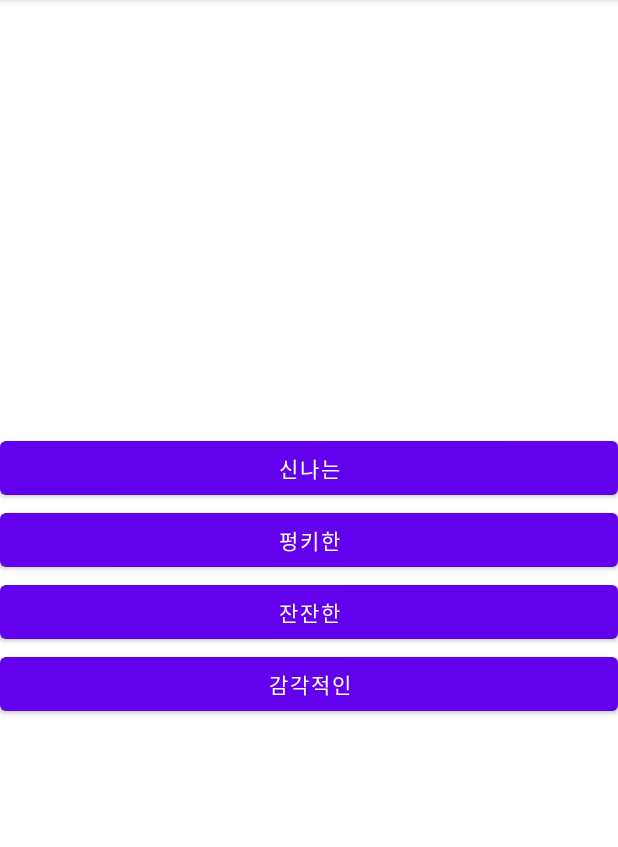
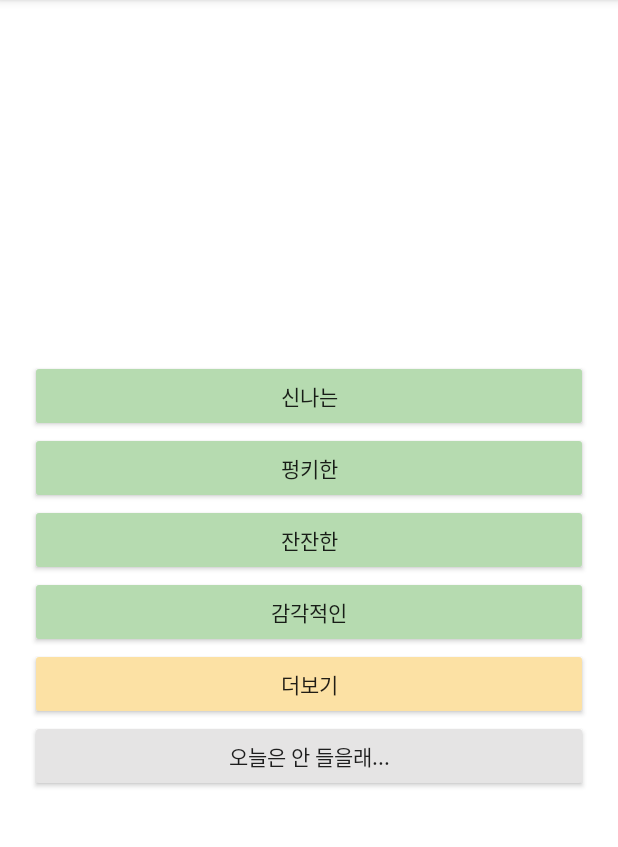
Before and after one commit to Nicer-since-2021/android-music-play, an Android app: the screen it shows after launch (MainActivity), on a phone screen of 412 x 824 dp, the part 84-931 px from its top. Run offline under Robolectric (Android 15) with nearby library versions, the phone set to English and light mode, and no system bars.

Commit message:
Design: 버튼 색상 변경

```diff
--- a/app/src/main/java/com/example/musicplayer/MusicPlayer.java
+++ b/app/src/main/java/com/example/musicplayer/MusicPlayer.java
@@ -21,7 +21,7 @@ public class MusicPlayer extends AppCompatActivity {
 
         rec_intent = getIntent();
         genre = rec_intent.getIntExtra("BGMgenre", 0);
-        audioPlaying(genre);
+        audioSelect(genre);
 
         reSelectBtn = findViewById(R.id.idReSelectGenreBtn);
         reSelectBtn.setOnClickListener(new View.OnClickListener(){
@@ -49,7 +49,7 @@ public class MusicPlayer extends AppCompatActivity {
         });
     }
 
-    public void audioPlaying(int gNum) {
+    public void audioSelect(int gNum) {
         switch(gNum){
             case 0:
                 mp = MediaPlayer.create(this, R.raw.excited);
--- a/app/src/main/res/layout/activity_main.xml
+++ b/app/src/main/res/layout/activity_main.xml
@@ -10,31 +10,51 @@
         android:layout_width="match_parent"
         android:layout_height="wrap_content"
         android:orientation="vertical"
+        android:paddingLeft="20dp"
+        android:paddingRight="20dp"
         app:layout_constraintBottom_toBottomOf="parent"
         app:layout_constraintTop_toTopOf="parent">
 
-        <Button
+        <androidx.appcompat.widget.AppCompatButton
             android:id="@+id/excited"
             android:layout_width="match_parent"
             android:layout_height="wrap_content"
-            android:text="신나는" />
+            android:text="신나는"
+            android:backgroundTint="#b6dbb0" />
 
-        <Button
+        <androidx.appcompat.widget.AppCompatButton
             android:id="@+id/funky"
             android:layout_width="match_parent"
             android:layout_height="wrap_content"
-            android:text="펑키한" />
+            android:text="펑키한"
+            android:backgroundTint="#b6dbb0" />
 
-        <Button
+        <androidx.appcompat.widget.AppCompatButton
             android:id="@+id/relax"
             android:layout_width="match_parent"
             android:layout_height="wrap_content"
-            android:text="잔잔한" />
+            android:text="잔잔한"
+            android:backgroundTint="#b6dbb0" />
 
-        <Button
+        <androidx.appcompat.widget.AppCompatButton
             android:id="@+id/sensual"
             android:layout_width="match_parent"
             android:layout_height="wrap_content"
-            android:text="감각적인" />
+            android:text="감각적인"
+            android:backgroundTint="#b6dbb0" />
+
+        <androidx.appcompat.widget.AppCompatButton
+            android:id="@+id/more"
+            android:layout_width="match_parent"
+            android:layout_height="wrap_content"
+            android:text="더보기"
+            android:backgroundTint="#fce1a4" />
+
+        <androidx.appcompat.widget.AppCompatButton
+            android:id="@+id/nothing"
+            android:layout_width="match_parent"
+            android:layout_height="wrap_content"
+            android:text="오늘은 안 들을래..."
+            android:backgroundTint="#e5e4e4" />
     </LinearLayout>
 </androidx.constraintlayout.widget.ConstraintLayout>
--- a/app/src/main/res/layout/activity_music_player.xml
+++ b/app/src/main/res/layout/activity_music_player.xml
@@ -9,12 +9,13 @@
     tools:context=".MusicPlayer"
     >
 
-    <Button
+    <androidx.appcompat.widget.AppCompatButton
         android:id="@+id/idReSelectGenreBtn"
         android:layout_width="wrap_content"
         android:layout_height="wrap_content"
         android:layout_marginStart="8dp"
         android:text="장르 다시 선택"
+        android:backgroundTint="#b6dbb0"
         app:layout_constraintStart_toStartOf="parent" />
 
     <ImageButton
```
